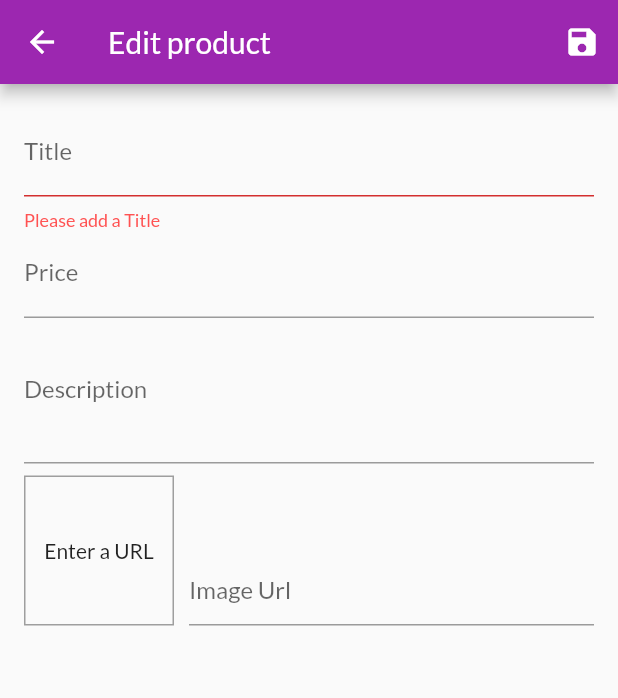
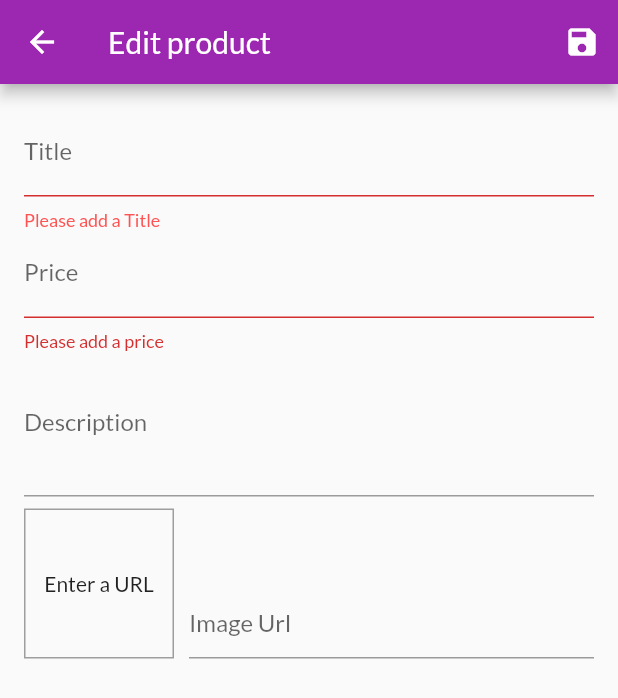
Before and after one commit to catalinvunvulea/ShopApp, a Flutter app: the EditProductScreen screen opened by its route, after a tap on the "save" icon, on a phone screen of 412 x 824 dp. Shown: the top 698 px of the screen. Run offline on Flutter 3.47's test engine with Material 2 defaults, Android fonts, the phone set to English and light mode, and no system bars; network calls fail.

Commit message:
Add TextFormField validation for numbers

```diff
--- a/lib/screens/edit_product_screen.dart
+++ b/lib/screens/edit_product_screen.dart
@@ -120,6 +120,20 @@ class _EditProductScreenState extends State<EditProductScreen> {
                 ),
                 TextFormField(
                   decoration: InputDecoration(labelText: 'Price'),
+                  validator: (value) {
+                    if(value.isEmpty) {
+                      return 'Please add a price';
+
+
+                    }
+                    if (double.tryParse(value) == null) {//Double.tryParse(value) return a null if value is not double
+                    return 'Please enter a valid number';
+                      }
+                    if (double.parse(value) <= 0) {
+                      return 'Plese enter a number greater  than 0';
+                    }
+                    return null; //if we pass all these checkes, we return null/nothing
+                  },
                   textInputAction: TextInputAction.next,
                   keyboardType: TextInputType.number,
                   focusNode: _priceFocusNode, // kind of a identifier**
```
